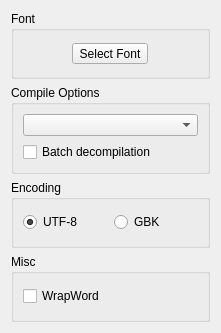
Above: dlgpreferences.ui from ic005k/Xiasl before the change. Below: the same form after it.
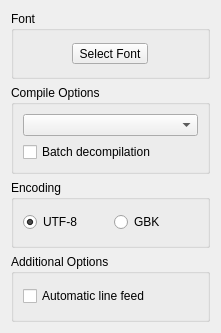
That is the form after the change.

```diff
--- a/dlgpreferences.ui
+++ b/dlgpreferences.ui
@@ -85,13 +85,13 @@
    <item row="3" column="0">
     <widget class="QGroupBox" name="groupBox_3">
      <property name="title">
-      <string>Misc</string>
+      <string>Additional Options</string>
      </property>
      <layout class="QGridLayout" name="gridLayout_3">
       <item row="0" column="0">
        <widget class="QCheckBox" name="cboxWrapWord">
         <property name="text">
-         <string>WrapWord</string>
+         <string>Automatic line feed</string>
         </property>
        </widget>
       </item>
```
